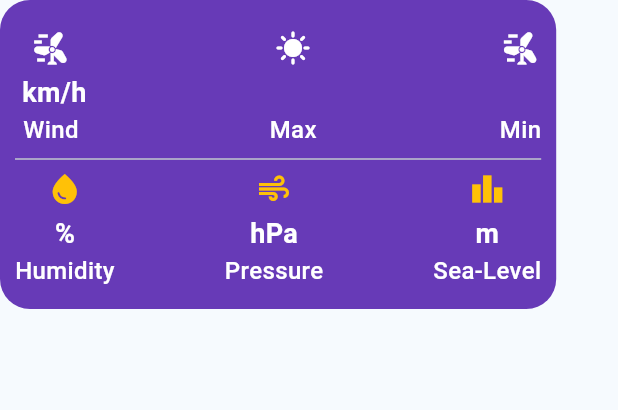
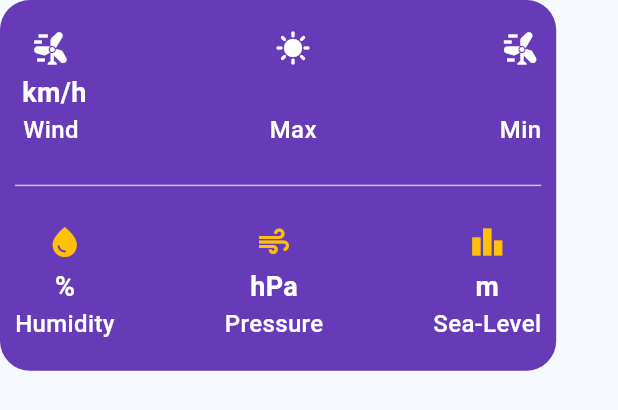
Before and after one commit to ShivTiwari0/Weather_App, a Flutter app: the WeatherDetail widget shown alone on an empty page, opened directly with empty values, on a phone screen of 412 x 824 dp. Shown: the top 410 px of the screen. Run offline on Flutter 3.47's test engine with Material 3 defaults, Android fonts, the phone set to English and light mode, and no system bars; our stand-ins replace another_flushbar, flutter_svg, fluttertoast, geocoding; network calls fail.

Commit message:
second final commit

```diff
--- a/lib/view/weather_screen.dart
+++ b/lib/view/weather_screen.dart
@@ -119,7 +119,7 @@ class _WeatherScreenState extends State<WeatherScreen> {
                               fontWeight: FontWeight.bold,
                             ),
                           ),
-                          20.height,
+                          10.height,
                           Text(
                             weatherViewModel.weatherData!.weather.first.main,
                             style: TextStyle(
--- a/lib/view/widget/weather_detail.dart
+++ b/lib/view/widget/weather_detail.dart
@@ -21,7 +21,7 @@ class WeatherDetail extends StatelessWidget {
   @override
   Widget build(BuildContext context) {
     return Container(
-      height: height(context, 0.25),
+      height: height(context, 0.3),
       width: width(context, 0.9),
       decoration: BoxDecoration(
         color: Colors.deepPurple,
```
Also changed, not shown: 1 other file.
